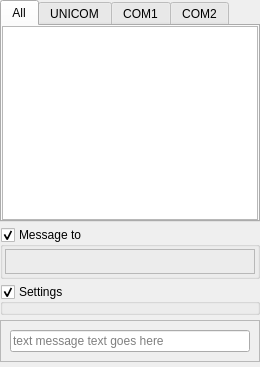
The window that src/blackgui/components/textmessagecomponent.ui (swift-project/pilotclient) describes before a commit, drawn with Qt 5.
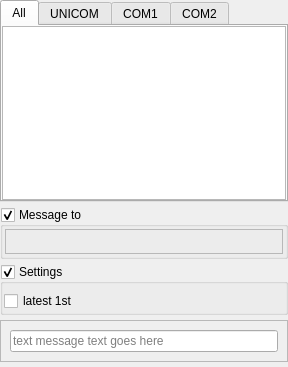
The same window after the commit. Custom widgets are drawn as their Qt base class.

Commit message: Settings for text messages, ascending or descending (latest first/last)

The edit to the form file:
```diff
--- a/src/blackgui/components/textmessagecomponent.ui
+++ b/src/blackgui/components/textmessagecomponent.ui
@@ -2,6 +2,14 @@
 <ui version="4.0">
  <class>CTextMessageComponent</class>
  <widget class="QFrame" name="CTextMessageComponent">
+  <property name="geometry">
+   <rect>
+    <x>0</x>
+    <y>0</y>
+    <width>260</width>
+    <height>367</height>
+   </rect>
+  </property>
   <property name="windowTitle">
    <string>Text messages</string>
   </property>
@@ -249,10 +257,7 @@
      <property name="checkable">
       <bool>true</bool>
      </property>
-     <layout class="QVBoxLayout" name="vl_Settings">
-      <property name="spacing">
-       <number>1</number>
-      </property>
+     <layout class="QGridLayout" name="gl_Settings">
       <property name="leftMargin">
        <number>1</number>
       </property>
@@ -265,8 +270,8 @@
       <property name="bottomMargin">
        <number>1</number>
       </property>
-      <item alignment="Qt::AlignRight">
-       <widget class="BlackGui::Components::CSettingsTextMessageInlineComponent" name="comp_SettingsOverlay">
+      <item row="1" column="1">
+       <widget class="BlackGui::Components::CSettingsTextMessageStyle" name="comp_SettingsStyle">
         <property name="minimumSize">
          <size>
           <width>200</width>
@@ -275,8 +280,15 @@
         </property>
        </widget>
       </item>
-      <item alignment="Qt::AlignRight">
-       <widget class="BlackGui::Components::CSettingsTextMessageStyle" name="comp_SettingsStyle">
+      <item row="1" column="0" alignment="Qt::AlignRight">
+       <widget class="QCheckBox" name="cb_LatestFirst">
+        <property name="text">
+         <string>latest 1st</string>
+        </property>
+       </widget>
+      </item>
+      <item row="0" column="0" colspan="2">
+       <widget class="BlackGui::Components::CSettingsTextMessageInlineComponent" name="comp_SettingsOverlay">
         <property name="minimumSize">
          <size>
           <width>200</width>
```
The commit also changes 6 other files.
